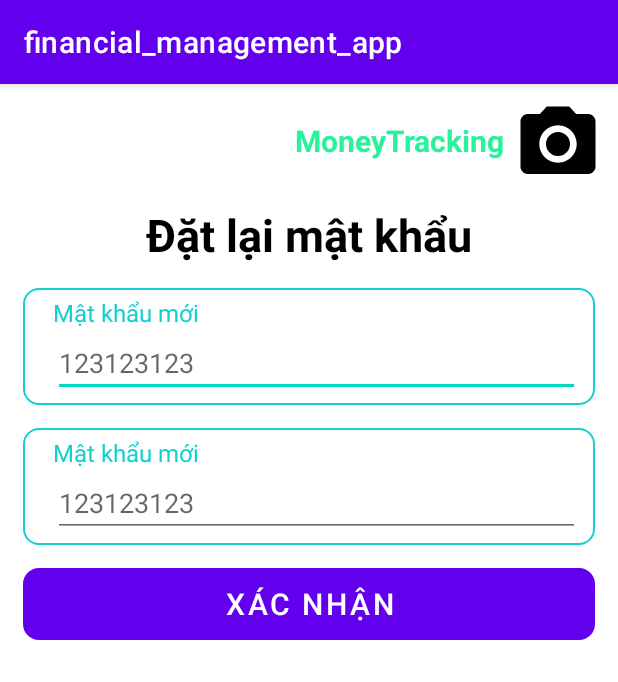
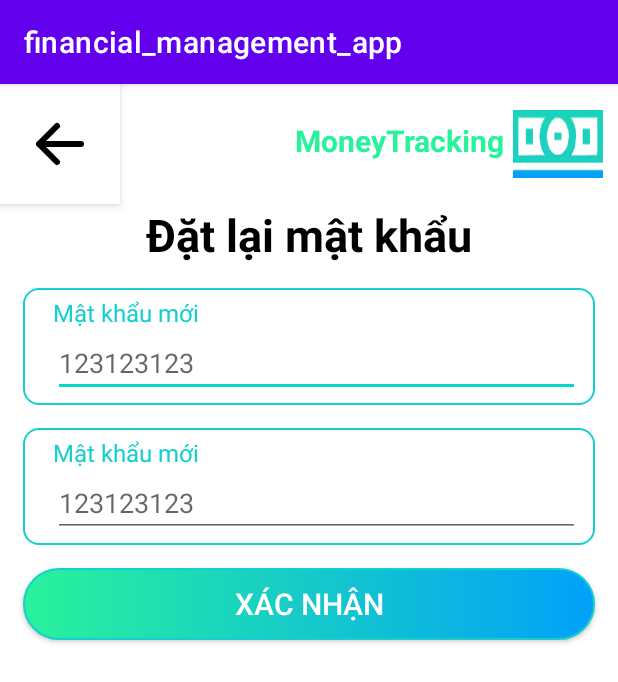
Before and after one commit to VoKy0/financial-management, an Android app: the ChangePasswordActivity screen opened directly, with no data from a screen before it, on a phone screen of 412 x 824 dp. Shown: the top 682 px of the screen. Run offline under Robolectric (Android 15) with nearby library versions, the phone set to English and light mode, and no system bars.

Commit message:
giao diện đặt lại mật khẩu

```diff
--- a/app/src/main/res/layout/activity_change_password.xml
+++ b/app/src/main/res/layout/activity_change_password.xml
@@ -6,6 +6,25 @@
     android:layout_width="match_parent"
     android:layout_height="match_parent"
     tools:context=".activities.ForgotPasswordActivity">
+
+    <androidx.appcompat.widget.Toolbar
+        android:id="@+id/toolbar"
+        android:layout_width="80dp"
+        android:layout_height="80dp"
+        android:background="@color/white"
+        android:elevation="4dp"
+        tools:ignore="MissingConstraints">
+
+        <ImageButton
+            android:id="@+id/btn_back"
+            android:layout_width="wrap_content"
+            android:layout_height="wrap_content"
+            android:layout_marginLeft="16dp"
+            android:layout_marginTop="16dp"
+            android:background="@null"
+            android:src="@drawable/ic_back" />
+
+    </androidx.appcompat.widget.Toolbar>
 
     <TextView
         android:id="@+id/logo_text"
@@ -24,7 +43,7 @@
         android:id="@+id/logo"
         android:layout_width="60dp"
         android:layout_height="60dp"
-        app:srcCompat="@drawable/ic_menu_camera"
+        app:srcCompat="@drawable/ic_money"
         tools:layout_editor_absoluteX="351dp"
         tools:layout_editor_absoluteY="0dp"
         android:layout_margin="10dp"
@@ -122,13 +141,13 @@
 
     </LinearLayout>
 
-    <Button
+    <androidx.appcompat.widget.AppCompatButton
         android:id="@+id/btn_change_password"
         android:layout_width="match_parent"
         android:layout_height="wrap_content"
         android:layout_margin="15dp"
         android:layout_marginTop="20dp"
-        android:background="@drawable/rounded_border"
+        android:background="@drawable/btn_gradient_background"
         android:text="Xác nhận"
         android:textColor="@android:color/white"
         android:textSize="20sp"
```
